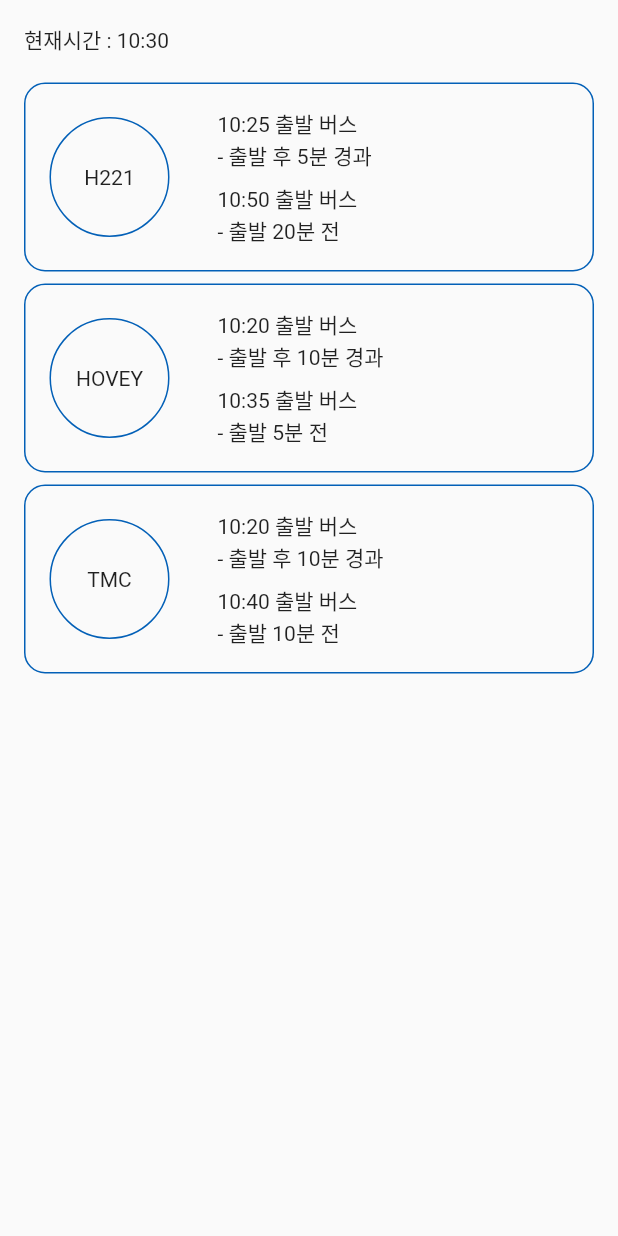
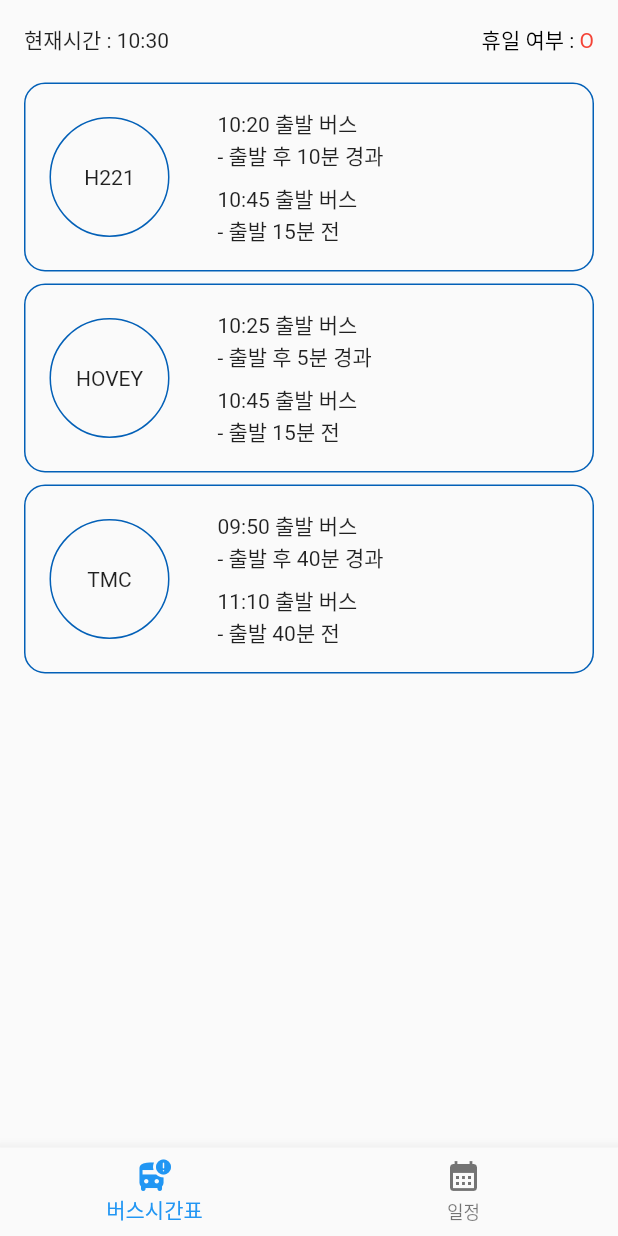
Before and after one commit to kohj1018/my_casey, a Flutter app: the screen it shows after launch, on a phone screen of 412 x 824 dp. Run offline on Flutter 3.47's test engine with Material 2 defaults, Android fonts, the phone set to English and light mode, and no system bars; our stand-ins replace table_calendar.

Commit message:
[add] 버스 상세 스케쥴 기능 추가

```diff
--- a/lib/component/bus_time_card.dart
+++ b/lib/component/bus_time_card.dart
@@ -1,5 +1,6 @@
 import 'package:flutter/material.dart';
 import 'package:my_casey/const/colors.dart';
+import 'package:my_casey/screen/detail_bus_schedule_screen.dart';
 
 class BusTimeCard extends StatelessWidget {
 
@@ -8,6 +9,7 @@ class BusTimeCard extends StatelessWidget {
   final int lastBusMinDiff;
   final String nextBusTime;
   final int nextBusMinDiff;
+  final bool isWeekend;
 
   const BusTimeCard({
     required this.busType,
@@ -15,6 +17,7 @@ class BusTimeCard extends StatelessWidget {
     required this.lastBusMinDiff,
     required this.nextBusTime,
     required this.nextBusMinDiff,
+    required this.isWeekend,
     Key? key
   }) : super(key: key);
 
@@ -25,7 +28,16 @@ class BusTimeCard extends StatelessWidget {
     if (lastBusTime.substring(0, 2) == '24') modifiedLastBusTime.replaceAll('24', '00');
     if (nextBusTime.substring(0, 2) == '24') modifiedNextBusTime.replaceAll('24', '00');
 
-    return Container(
+    return GestureDetector(
+      onTap: () {
+        Navigator.push(
+            context,
+            MaterialPageRoute(
+                builder: (context) => DetailBusScheduleScreen(busType: busType, lastBusTime: lastBusTime, nextBusTime: nextBusTime, isWeekend: isWeekend),
+            ),
+        );
+      },
+      child: Container(
         decoration: BoxDecoration(
           border: Border.all(
             width: 1.0,
@@ -66,6 +78,7 @@ class BusTimeCard extends StatelessWidget {
             ),
           ),
         ),
+      ),
     );
   }
 }
--- a/lib/const/weekend_list.dart
+++ b/lib/const/weekend_list.dart
@@ -0,0 +1,3 @@
+const List<List<int>> WEEKEND_LIST = [[2023, 9, 4], [2023, 9, 5], [2023, 9, 15], [2023, 9, 18], [2023, 9, 28], [2023, 9, 29], [2023, 10, 2], [2023, 10, 6], [2023, 10, 9], [2023, 11, 9], [2023, 11, 10], [2023, 11, 23], [2023, 11, 24], [2023, 12, 22], [2023, 12, 25], [2023, 12, 29], [2024, 1, 1], [2024, 1, 12], [2024, 1, 15], [2024, 2, 9], [2024, 2, 12], [2024, 2, 16], [2024, 2, 19], [2024, 3, 25], [2024, 3, 26]];
+
+const List<List<int>> KOR_WEEKEND_LIST = [[2023, 9, 28], [2023, 9, 29], [2023, 10, 2], [2024, 2, 9], [2024, 2, 12]];
--- /dev/null
+++ b/lib/function/isTodayWeekend.dart
@@ -0,0 +1,23 @@
+import 'package:my_casey/const/weekend_list.dart';
+
+bool isTodayWeekend() {
+  DateTime today = DateTime.now();
+  if (today.hour == 0) today = today.subtract(const Duration(days: 1)); // 24시가 지났더라도 시간표 일정은 전날을 따르므로 이를 반영
+
+  if (today.weekday == DateTime.saturday || today.weekday == DateTime.sunday) {
+    return true;
+  }
+
+  for (List<int> weekendDay in WEEKEND_LIST) {
+    if (today.year == weekendDay[0] && today.month == weekendDay[1] && today.day == weekendDay[2]) {
+      for (List<int> korWeekendDay in KOR_WEEKEND_LIST) { // 한국 명절 제외
+        if (today.year == korWeekendDay[0] && today.month == korWeekendDay[1] && today.day == korWeekendDay[2]) {
+          return false;
+        }
+      }
+      return true;
+    }
+  }
+
+  return false;
+}
--- /dev/null
+++ b/lib/screen/bus_schedule_screen.dart
@@ -0,0 +1,96 @@
+import 'package:flutter/material.dart';
+import 'package:intl/intl.dart';
+import 'package:my_casey/component/bus_time_card.dart';
+import 'package:my_casey/function/checkNearestBusTimes.dart';
+import 'package:my_casey/function/isTodayWeekend.dart';
+
+class BusScheduleScreen extends StatelessWidget {
+  BusScheduleScreen({Key? key}) : super(key: key);
+
+  late Map<String, List<int>> h221BusInfo;
+  late Map<String, List<int>> hoveyBusInfo;
+  late Map<String, List<int>> tmcBusInfo;
+
+  @override
+  Widget build(BuildContext context) {
+    Stream<DateTime> now = Stream.periodic(const Duration(seconds: 1), (_) => DateTime.now());
+    bool isWeekend = isTodayWeekend();
+
+    return StreamBuilder(
+      stream: now,
+      builder: (context, snapshot) {
+        DateTime curTime = DateTime.now();
+
+        if (snapshot.hasData) {
+          curTime = snapshot.data!;
+        }
+
+        h221BusInfo = checkNearestBusTimes('H221', isWeekend, curTime);
+        hoveyBusInfo = checkNearestBusTimes('HOVEY', isWeekend, curTime);
+        tmcBusInfo = checkNearestBusTimes('TMC', isWeekend, curTime);
+
+        String modifiedCurTime = DateFormat('HH:mm').format(curTime);
+
+        return Column(
+            crossAxisAlignment: CrossAxisAlignment.stretch,
+            children: [
+              Row(
+                mainAxisAlignment: MainAxisAlignment.spaceBetween,
+                children: [
+                  Text(
+                    '현재시간 : $modifiedCurTime',
+                    textAlign: TextAlign.left,
+                  ),
+                  RichText(
+                    text: TextSpan(
+                      text: '휴일 여부 : ',
+                      style: TextStyle(color: Colors.black),
+                      children: [
+                        TextSpan(
+                          text: isWeekend ? 'O' : 'X',
+                          style: TextStyle(
+                              color: isWeekend ? Colors.red : Colors.blueAccent
+                          ),
+                        )
+                      ]
+                    ),
+                  ),
+                ],
+              ),
+              const SizedBox(height: 18.0),
+              Column(
+                children: [
+                  BusTimeCard(
+                    busType: 'H221',
+                    lastBusTime: '${h221BusInfo['lastBusTime']![0].toString().padLeft(2, '0')}:${h221BusInfo['lastBusTime']![1].toString().padLeft(2, '0')}',
+                    lastBusMinDiff: h221BusInfo['lastBusTime']![2],
+                    nextBusTime: '${h221BusInfo['nextBusTime']![0].toString().padLeft(2, '0')}:${h221BusInfo['nextBusTime']![1].toString().padLeft(2, '0')}',
+                    nextBusMinDiff: h221BusInfo['nextBusTime']![2],
+                    isWeekend: isWeekend,
+                  ),
+                  const SizedBox(height: 8.0),
+                  BusTimeCard(
+                    busType: 'HOVEY',
+                    lastBusTime: '${hoveyBusInfo['lastBusTime']![0].toString().padLeft(2, '0')}:${hoveyBusInfo['lastBusTime']![1].toString().padLeft(2, '0')}',
+                    lastBusMinDiff: hoveyBusInfo['lastBusTime']![2],
+                    nextBusTime: '${hoveyBusInfo['nextBusTime']![0].toString().padLeft(2, '0')}:${hoveyBusInfo['nextBusTime']![1].toString().padLeft(2, '0')}',
+                    nextBusMinDiff: hoveyBusInfo['nextBusTime']![2],
+                    isWeekend: isWeekend,
+                  ),
+                  const SizedBox(height: 8.0),
+                  BusTimeCard(
+                    busType: 'TMC',
+                    lastBusTime: '${tmcBusInfo['lastBusTime']![0].toString().padLeft(2, '0')}:${tmcBusInfo['lastBusTime']![1].toString().padLeft(2, '0')}',
+                    lastBusMinDiff: tmcBusInfo['lastBusTime']![2],
+                    nextBusTime: '${tmcBusInfo['nextBusTime']![0].toString().padLeft(2, '0')}:${tmcBusInfo['nextBusTime']![1].toString().padLeft(2, '0')}',
+                    nextBusMinDiff: tmcBusInfo['nextBusTime']![2],
+                    isWeekend: isWeekend,
+                  ),
+                ],
+              ),
+            ]
+        );
+      },
+    );
+  }
+}
--- a/lib/screen/home_screen.dart
+++ b/lib/screen/home_screen.dart
@@ -1,7 +1,6 @@
 import 'package:flutter/material.dart';
-import 'package:intl/intl.dart';
-import 'package:my_casey/component/bus_time_card.dart';
-import 'package:my_casey/function/checkNearestBusTimes.dart';
+import 'package:my_casey/screen/bus_schedule_screen.dart';
+import 'package:my_casey/screen/calendar_screen.dart';
 
 class HomeScreen extends StatefulWidget {
   const HomeScreen({Key? key}) : super(key: key);
@@ -11,73 +10,43 @@ class HomeScreen extends StatefulWidget {
 }
 
 class _HomeScreenState extends State<HomeScreen> {
-  late Map<String, List<int>> h221BusInfo;
-  late Map<String, List<int>> hoveyBusInfo;
-  late Map<String, List<int>> tmcBusInfo;
+  int _selectedTapIdx = 0;
+
+  void _onItemTapped(int idx) {
+    setState(() {
+      _selectedTapIdx = idx;
+    });
+  }
+
 
   @override
   Widget build(BuildContext context) {
-    Stream<DateTime> now = Stream.periodic(const Duration(seconds: 1), (_) => DateTime.now());
+
+    final List<Widget> _widgetOptions = [
+      BusScheduleScreen(),
+      CalendarScreen(),
+    ];
 
     return Scaffold(
       body: SafeArea(
         child: Padding(
           padding: const EdgeInsets.all(16.0),
-          child: StreamBuilder(
-            stream: now,
-            builder: (context, snapshot) {
-              DateTime curTime = DateTime.now();
-
-              if (snapshot.hasData) {
-                curTime = snapshot.data!;
-              }
-
-              h221BusInfo = checkNearestBusTimes('H221', false, curTime);
-              hoveyBusInfo = checkNearestBusTimes('HOVEY', false, curTime);
-              tmcBusInfo = checkNearestBusTimes('TMC', false, curTime);
-
-              String modifiedCurTime = DateFormat('HH:mm').format(curTime);
-
-              return Column(
-                  crossAxisAlignment: CrossAxisAlignment.stretch,
-                  children: [
-                    Text(
-                      '현재시간 : $modifiedCurTime',
-                      textAlign: TextAlign.left,
-                    ),
-                    const SizedBox(height: 18.0),
-                    Column(
-                      children: [
-                        BusTimeCard(
-                          busType: 'H221',
-                          lastBusTime: '${h221BusInfo['lastBusTime']![0].toString().padLeft(2, '0')}:${h221BusInfo['lastBusTime']![1].toString().padLeft(2, '0')}',
-                          lastBusMinDiff: h221BusInfo['lastBusTime']![2],
-                          nextBusTime: '${h221BusInfo['nextBusTime']![0].toString().padLeft(2, '0')}:${h221BusInfo['nextBusTime']![1].toString().padLeft(2, '0')}',
-                          nextBusMinDiff: h221BusInfo['nextBusTime']![2],
-                        ),
-                        const SizedBox(height: 8.0),
-                        BusTimeCard(
-                          busType: 'HOVEY',
-                          lastBusTime: '${hoveyBusInfo['lastBusTime']![0].toString().padLeft(2, '0')}:${hoveyBusInfo['lastBusTime']![1].toString().padLeft(2, '0')}',
-                          lastBusMinDiff: hoveyBusInfo['lastBusTime']![2],
-                          nextBusTime: '${hoveyBusInfo['nextBusTime']![0].toString().padLeft(2, '0')}:${hoveyBusInfo['nextBusTime']![1].toString().padLeft(2, '0')}',
-                          nextBusMinDiff: hoveyBusInfo['nextBusTime']![2],
-                        ),
-                        const SizedBox(height: 8.0),
-                        BusTimeCard(
-                          busType: 'TMC',
-                          lastBusTime: '${tmcBusInfo['lastBusTime']![0].toString().padLeft(2, '0')}:${tmcBusInfo['lastBusTime']![1].toString().padLeft(2, '0')}',
-                          lastBusMinDiff: tmcBusInfo['lastBusTime']![2],
-                          nextBusTime: '${tmcBusInfo['nextBusTime']![0].toString().padLeft(2, '0')}:${tmcBusInfo['nextBusTime']![1].toString().padLeft(2, '0')}',
-                          nextBusMinDiff: tmcBusInfo['nextBusTime']![2],
-                        ),
-                      ],
-                    ),
-                  ]
-              );
-            },
+          child: _widgetOptions.elementAt(_selectedTapIdx)
+        ),
+      ),
+      bottomNavigationBar: BottomNavigationBar(
+        items: const [
+          BottomNavigationBarItem(
+            icon: Icon(Icons.bus_alert_rounded),
+            label: '버스시간표',
           ),
-        ),
+          BottomNavigationBarItem(
+            icon: Icon(Icons.calendar_month),
+            label: '일정',
+          ),
+        ],
+        currentIndex: _selectedTapIdx,
+        onTap: _onItemTapped,
       ),
     );
   }
--- a/pubspec.yaml
+++ b/pubspec.yaml
@@ -36,6 +36,7 @@ dependencies:
   # Use with the CupertinoIcons class for iOS style icons.
   cupertino_icons: ^1.0.2
   intl: ^0.18.1
+  table_calendar: ^3.0.9
 
 dev_dependencies:
   flutter_test:
```
Also changed, not shown: lib/main.dart (+6 -1 lines), lib/screen/calendar_screen.dart (+92 -2 lines), lib/screen/detail_bus_schedule_screen.dart (added, +151 -0 lines), lib/function/isWeekend.dart (deleted), pubspec.lock. Lines whose indentation alone changed are shown as unchanged.
